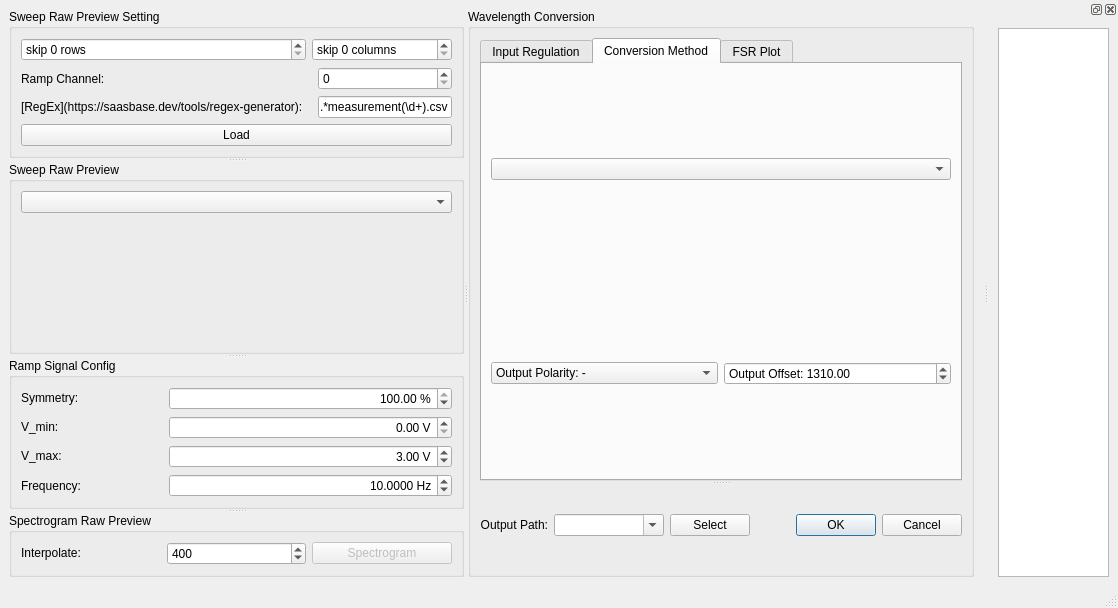
Old version of the form RetrospectiveAnalysis/src/uic/active/ra_active_converter_window.ui in the repository EzekielDaun/biosensors.
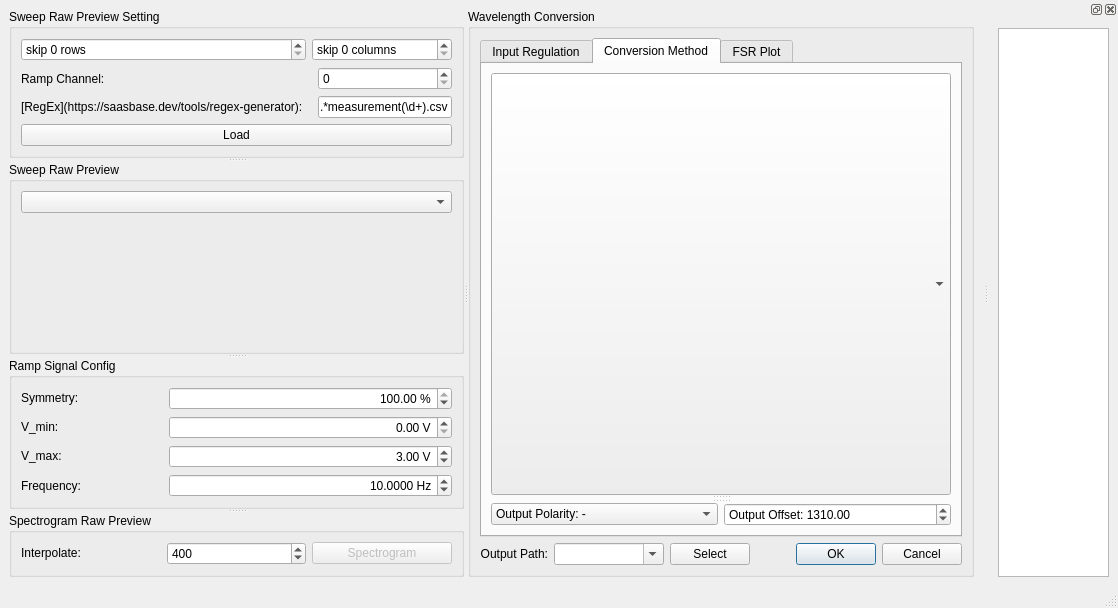
New version of the form. The open tabs and pages were chosen to show the change.

Commit message: RA: style💄: active converter fix layout issue

Patch:
```diff
--- a/RetrospectiveAnalysis/src/uic/active/ra_active_converter_window.ui
+++ b/RetrospectiveAnalysis/src/uic/active/ra_active_converter_window.ui
@@ -300,7 +300,7 @@
        <property name="title">
         <string>Wavelength Conversion</string>
        </property>
-       <layout class="QHBoxLayout" name="horizontalLayout_6">
+       <layout class="QVBoxLayout" name="verticalLayout_2">
         <item>
          <widget class="QSplitter" name="splitter">
           <property name="orientation">
@@ -327,11 +327,13 @@
             <attribute name="title">
              <string>Conversion Method</string>
             </attribute>
-            <layout class="QVBoxLayout" name="verticalLayout_2">
+            <layout class="QHBoxLayout" name="horizontalLayout_5">
              <item>
+              <widget class="QSplitter" name="conversionMethodSplitter">
+               <property name="orientation">
+                <enum>Qt::Vertical</enum>
+               </property>
               <widget class="QComboBox" name="conversionMethodComboBox"/>
-             </item>
-             <item>
               <widget class="QStackedWidget" name="conversionMethodStackedWidget">
                <property name="sizePolicy">
                 <sizepolicy hsizetype="Preferred" vsizetype="Fixed">
@@ -343,9 +345,11 @@
                 <number>-1</number>
                </property>
               </widget>
-             </item>
-             <item>
+               <widget class="QWidget" name="">
               <layout class="QHBoxLayout" name="horizontalLayout_4">
+                 <property name="sizeConstraint">
+                  <enum>QLayout::SetMaximumSize</enum>
+                 </property>
                <item>
                 <widget class="QComboBox" name="conversionMethodPolarityComboBox">
                  <item>
@@ -377,6 +381,8 @@
                 </widget>
                </item>
               </layout>
+               </widget>
+              </widget>
              </item>
             </layout>
            </widget>
@@ -453,10 +459,18 @@
             </layout>
            </widget>
           </widget>
-          <widget class="QWidget" name="layoutWidget">
+         </widget>
+        </item>
+        <item>
            <layout class="QHBoxLayout" name="horizontalLayout">
             <item>
              <widget class="QLabel" name="label">
+            <property name="sizePolicy">
+             <sizepolicy hsizetype="Preferred" vsizetype="Fixed">
+              <horstretch>0</horstretch>
+              <verstretch>0</verstretch>
+             </sizepolicy>
+            </property>
               <property name="text">
                <string>Output Path:</string>
               </property>
@@ -509,8 +523,6 @@
              </widget>
             </item>
            </layout>
-          </widget>
-         </widget>
         </item>
        </layout>
       </widget>
```
Left out of the diff: 16 changed lines with no effect on the pictures. Lines whose indentation alone changed are shown as unchanged. The commit also changes 2 other files.
